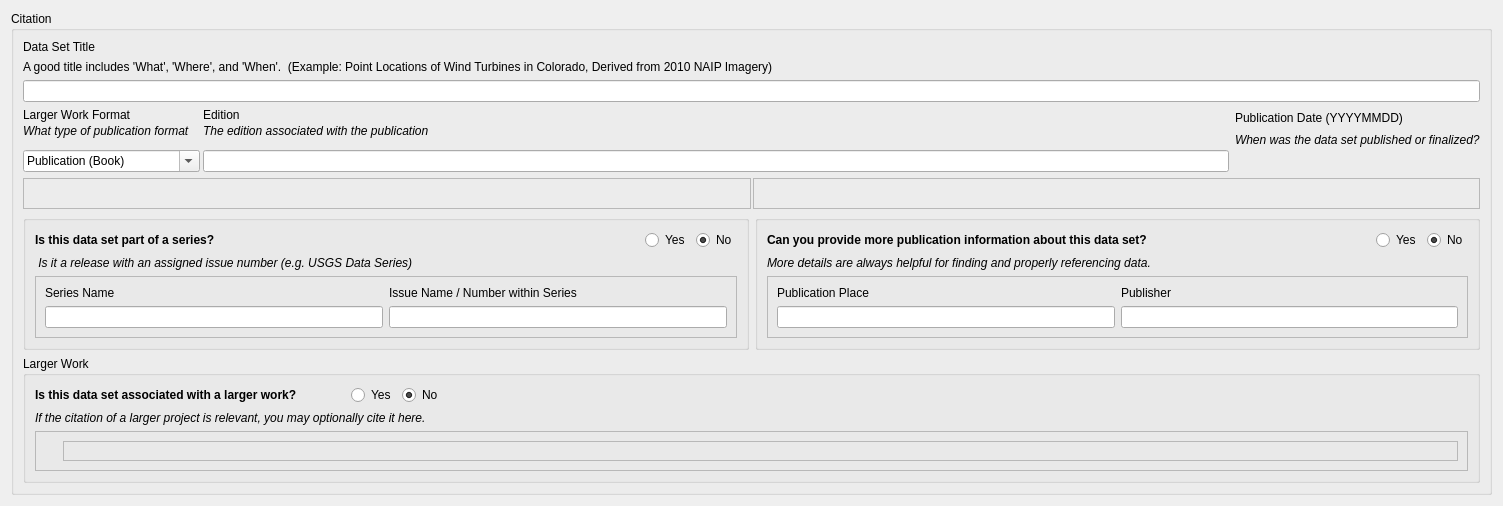
Old version of the form pymdwizard/gui/ui_files/Citation.ui in the repository DOI-USGS/fort-pymdwizard.
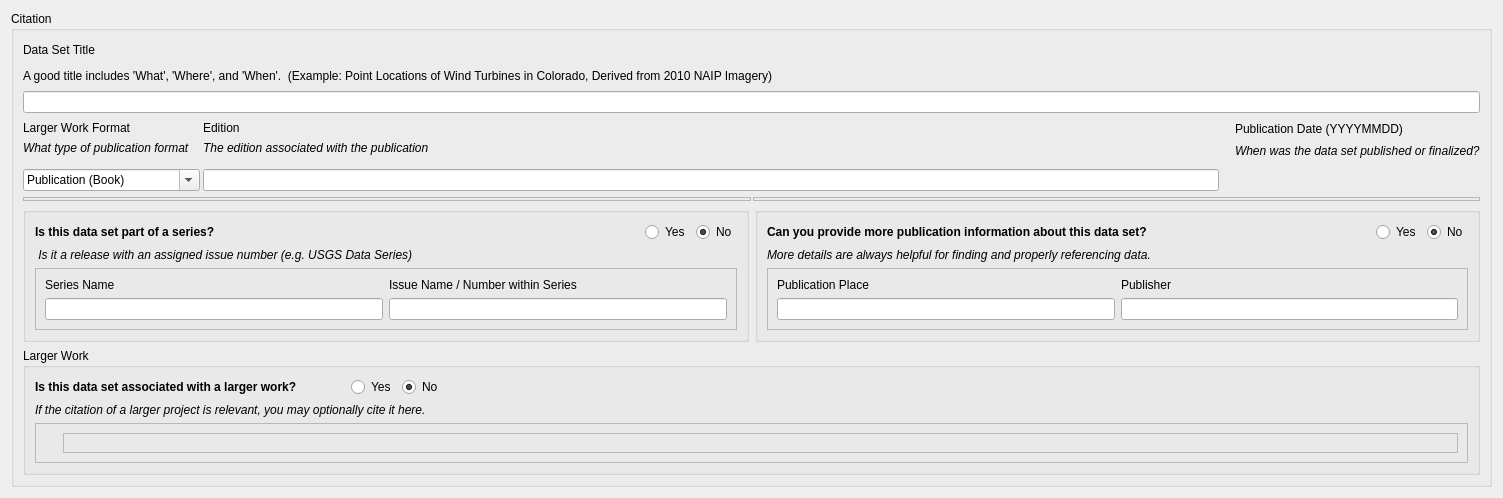
New version of the form.

Commit message: changes to citation ui data date

What changed in the file:
```diff
--- a/pymdwizard/gui/ui_files/Citation.ui
+++ b/pymdwizard/gui/ui_files/Citation.ui
@@ -7,7 +7,7 @@
     <x>0</x>
     <y>0</y>
     <width>1503</width>
-    <height>506</height>
+    <height>498</height>
    </rect>
   </property>
   <property name="windowTitle">
@@ -25,11 +25,9 @@
      <property name="title">
       <string>Citation</string>
      </property>
-     <layout class="QHBoxLayout" name="horizontalLayout_7">
+     <layout class="QHBoxLayout" name="horizontalLayout_15">
       <item>
-       <layout class="QVBoxLayout" name="verticalLayout_8">
-        <item>
-         <layout class="QVBoxLayout" name="verticalLayout_7">
+       <layout class="QVBoxLayout" name="verticalLayout_9">
           <item>
            <layout class="QVBoxLayout" name="verticalLayout_2">
             <item>
@@ -58,7 +56,7 @@
            </layout>
           </item>
           <item>
-           <layout class="QHBoxLayout" name="horizontalLayout_2">
+         <layout class="QHBoxLayout" name="horizontalLayout_14">
             <item>
              <layout class="QHBoxLayout" name="horizontalLayout">
               <property name="spacing">
@@ -197,10 +195,31 @@
              </layout>
             </item>
             <item>
-             <layout class="QVBoxLayout" name="verticalLayout_19">
+           <layout class="QVBoxLayout" name="verticalLayout_7">
               <property name="spacing">
                <number>2</number>
               </property>
+            <property name="bottomMargin">
+             <number>0</number>
+            </property>
+            <item>
+             <layout class="QHBoxLayout" name="horizontalLayout_2">
+              <item>
+               <spacer name="horizontalSpacer_2">
+                <property name="orientation">
+                 <enum>Qt::Horizontal</enum>
+                </property>
+                <property name="sizeType">
+                 <enum>QSizePolicy::Fixed</enum>
+                </property>
+                <property name="sizeHint" stdset="0">
+                 <size>
+                  <width>10</width>
+                  <height>20</height>
+                 </size>
+                </property>
+               </spacer>
+              </item>
               <item>
                <widget class="QLabel" name="label_37">
                 <property name="text">
@@ -208,6 +227,26 @@
                 </property>
                </widget>
               </item>
+             </layout>
+            </item>
+            <item>
+             <layout class="QHBoxLayout" name="horizontalLayout_7">
+              <item>
+               <spacer name="horizontalSpacer_4">
+                <property name="orientation">
+                 <enum>Qt::Horizontal</enum>
+                </property>
+                <property name="sizeType">
+                 <enum>QSizePolicy::Fixed</enum>
+                </property>
+                <property name="sizeHint" stdset="0">
+                 <size>
+                  <width>10</width>
+                  <height>20</height>
+                 </size>
+                </property>
+               </spacer>
+              </item>
               <item>
                <widget class="QLabel" name="label_38">
                 <property name="styleSheet">
@@ -218,13 +257,52 @@
                 </property>
                </widget>
               </item>
+             </layout>
+            </item>
               <item>
-               <widget class="QWidget" name="fgdc_pubdate" native="true"/>
-              </item>
+             <spacer name="verticalSpacer_4">
+              <property name="orientation">
+               <enum>Qt::Vertical</enum>
+              </property>
+              <property name="sizeType">
+               <enum>QSizePolicy::Fixed</enum>
+              </property>
+              <property name="sizeHint" stdset="0">
+               <size>
+                <width>20</width>
+                <height>10</height>
+               </size>
+              </property>
+             </spacer>
+            </item>
+            <item>
+             <widget class="QWidget" name="fgdc_pubdate" native="true">
+              <property name="sizePolicy">
+               <sizepolicy hsizetype="Preferred" vsizetype="Preferred">
+                <horstretch>0</horstretch>
+                <verstretch>0</verstretch>
+               </sizepolicy>
+              </property>
+              <property name="minimumSize">
+               <size>
+                <width>0</width>
+                <height>0</height>
+               </size>
+              </property>
+              <property name="maximumSize">
+               <size>
+                <width>221</width>
+                <height>100</height>
+               </size>
+              </property>
+             </widget>
+            </item>
              </layout>
             </item>
            </layout>
           </item>
+        <item>
+         <layout class="QVBoxLayout" name="verticalLayout_8">
           <item>
            <layout class="QHBoxLayout" name="horizontalLayout_5">
             <property name="spacing">
@@ -242,16 +320,7 @@
                <property name="spacing">
                 <number>1</number>
                </property>
-               <property name="leftMargin">
-                <number>1</number>
-               </property>
-               <property name="topMargin">
-                <number>1</number>
-               </property>
-               <property name="rightMargin">
-                <number>1</number>
-               </property>
-               <property name="bottomMargin">
+               <property name="margin">
                 <number>1</number>
                </property>
                <item>
@@ -272,16 +341,7 @@
                <property name="spacing">
                 <number>1</number>
                </property>
-               <property name="leftMargin">
-                <number>1</number>
-               </property>
-               <property name="topMargin">
-                <number>1</number>
-               </property>
-               <property name="rightMargin">
-                <number>1</number>
-               </property>
-               <property name="bottomMargin">
+               <property name="margin">
                 <number>1</number>
                </property>
                <item>
@@ -292,8 +352,6 @@
             </item>
            </layout>
           </item>
-         </layout>
-        </item>
         <item>
          <layout class="QVBoxLayout" name="verticalLayout_5">
           <item>
@@ -630,6 +688,8 @@
              </item>
             </layout>
            </widget>
+            </item>
+           </layout>
           </item>
          </layout>
         </item>
```
Lines whose indentation alone changed are shown as unchanged. The commit also changes 1 other file.
